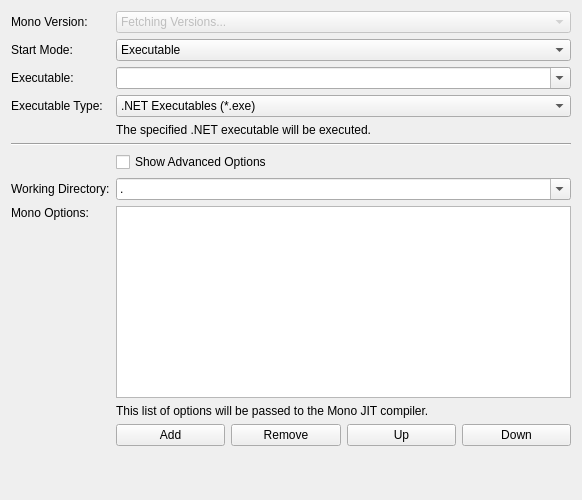
Before: the Qt Designer form src/brickv/plugin_system/plugins/red/ui/program_page_vbnet.ui in Tinkerforge/brickv, drawn with Qt 5.
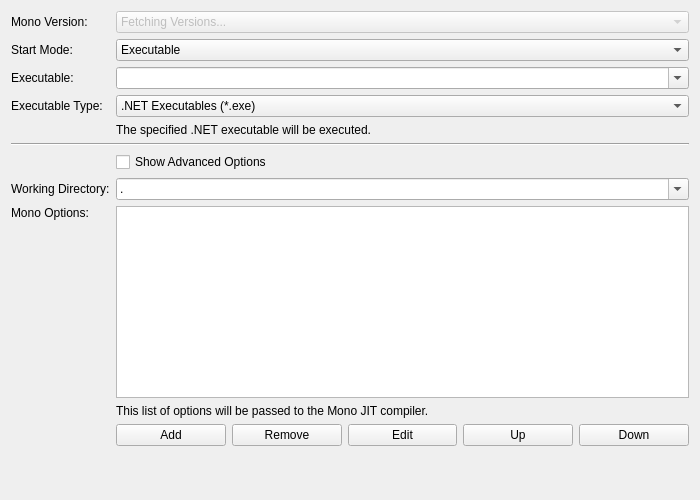
After: the same form once the commit is applied. Custom widgets are drawn as their Qt base class.

Commit message: red: Add edit buttons to program wizard list editors

Diff of the .ui file:
```diff
--- a/src/brickv/plugin_system/plugins/red/ui/program_page_vbnet.ui
+++ b/src/brickv/plugin_system/plugins/red/ui/program_page_vbnet.ui
@@ -6,7 +6,7 @@
    <rect>
     <x>0</x>
     <y>0</y>
-    <width>582</width>
+    <width>700</width>
     <height>500</height>
    </rect>
   </property>
@@ -26,7 +26,7 @@
        </property>
       </widget>
      </item>
-     <item row="0" column="1" colspan="4">
+     <item row="0" column="1" colspan="5">
       <widget class="QComboBox" name="combo_version">
        <property name="enabled">
         <bool>false</bool>
@@ -54,7 +54,7 @@
        </property>
       </widget>
      </item>
-     <item row="1" column="1" colspan="4">
+     <item row="1" column="1" colspan="5">
       <widget class="QComboBox" name="combo_start_mode">
        <item>
         <property name="text">
@@ -73,7 +73,7 @@
        </property>
       </widget>
      </item>
-     <item row="2" column="1" colspan="4">
+     <item row="2" column="1" colspan="5">
       <widget class="QComboBox" name="combo_executable">
        <property name="editable">
         <bool>true</bool>
@@ -83,7 +83,7 @@
        </property>
       </widget>
      </item>
-     <item row="4" column="1" colspan="4">
+     <item row="4" column="1" colspan="5">
       <widget class="QLabel" name="label_executable_help">
        <property name="text">
         <string>The specified .NET executable will be executed.</string>
@@ -93,7 +93,7 @@
        </property>
       </widget>
      </item>
-     <item row="6" column="1" colspan="4">
+     <item row="6" column="1" colspan="5">
       <widget class="QCheckBox" name="check_show_advanced_options">
        <property name="text">
         <string>Show Advanced Options</string>
@@ -110,7 +110,7 @@
        </property>
       </widget>
      </item>
-     <item row="7" column="1" colspan="4">
+     <item row="7" column="1" colspan="5">
       <widget class="QComboBox" name="combo_working_directory">
        <property name="editable">
         <bool>true</bool>
@@ -145,10 +145,10 @@
        </property>
       </widget>
      </item>
-     <item row="8" column="1" colspan="4">
+     <item row="8" column="1" colspan="5">
       <widget class="ExpandingListWidget" name="list_options"/>
      </item>
-     <item row="9" column="1" colspan="4">
+     <item row="9" column="1" colspan="5">
       <widget class="QLabel" name="label_options_help">
        <property name="text">
         <string>This list of options will be passed to the Mono JIT compiler.</string>
@@ -165,28 +165,28 @@
        </property>
       </widget>
      </item>
-     <item row="10" column="3">
+     <item row="10" column="4">
       <widget class="QPushButton" name="button_up_option">
        <property name="text">
         <string>Up</string>
        </property>
       </widget>
      </item>
-     <item row="10" column="4">
+     <item row="10" column="5">
       <widget class="QPushButton" name="button_down_option">
        <property name="text">
         <string>Down</string>
        </property>
       </widget>
      </item>
-     <item row="5" column="0" colspan="5">
+     <item row="5" column="0" colspan="6">
       <widget class="Line" name="line">
        <property name="orientation">
         <enum>Qt::Horizontal</enum>
        </property>
       </widget>
      </item>
-     <item row="3" column="1" colspan="4">
+     <item row="3" column="1" colspan="5">
       <widget class="QComboBox" name="combo_executable_type">
        <property name="currentIndex">
         <number>1</number>
@@ -213,7 +213,7 @@
        </property>
       </widget>
      </item>
-     <item row="11" column="1" colspan="4">
+     <item row="11" column="1" colspan="5">
       <widget class="QLabel" name="label_spacer">
        <property name="sizePolicy">
         <sizepolicy hsizetype="Preferred" vsizetype="Preferred">
@@ -226,6 +226,13 @@
        </property>
       </widget>
      </item>
+     <item row="10" column="3">
+      <widget class="QPushButton" name="button_edit_option">
+       <property name="text">
+        <string>Edit</string>
+       </property>
+      </widget>
+     </item>
     </layout>
    </item>
   </layout>
```
Left out of the diff: 1 changed line with no effect on the pictures. The commit also changes 27 other files.
